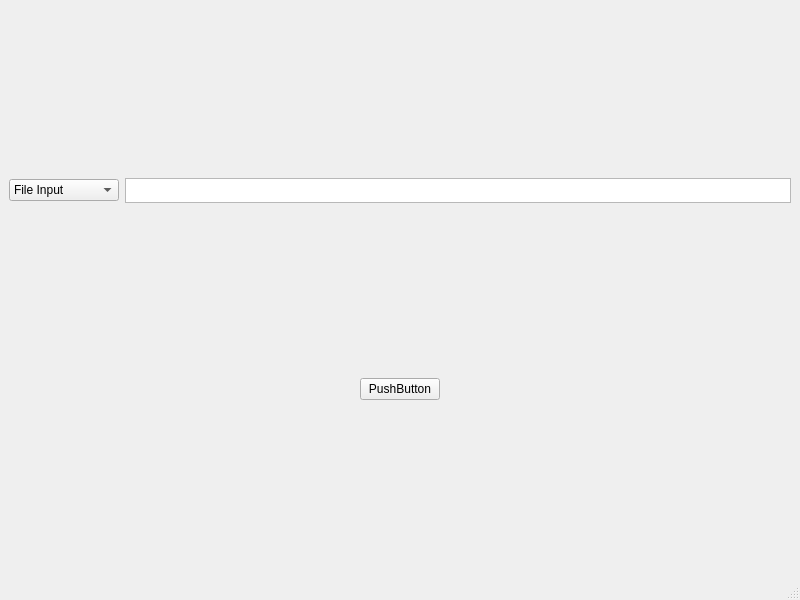
Qt form Keeper/loginwindow.ui (Levi-B4/Deadalus) before a commit.
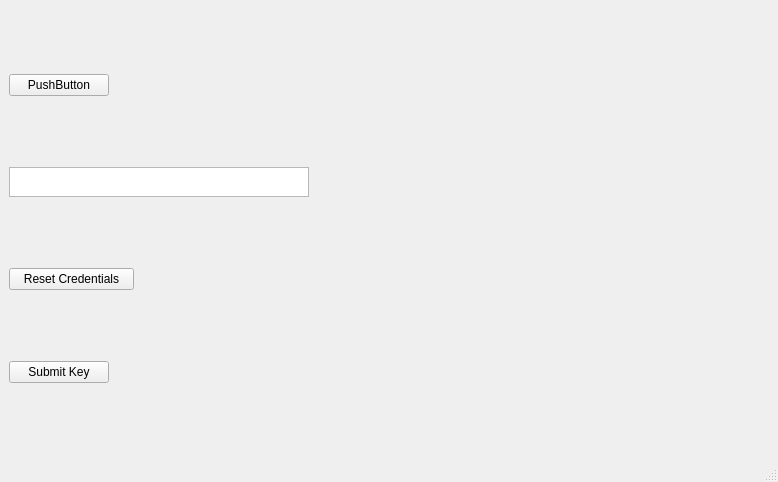
The same form after that commit.

Commit message: Added credential window, CipherTool, and implimented adding rows to Credential window

```diff
--- a/Keeper/loginwindow.ui
+++ b/Keeper/loginwindow.ui
@@ -6,8 +6,8 @@
    <rect>
     <x>0</x>
     <y>0</y>
-    <width>800</width>
-    <height>600</height>
+    <width>778</width>
+    <height>482</height>
    </rect>
   </property>
   <property name="windowTitle">
@@ -16,40 +16,60 @@
   <widget class="QWidget" name="centralwidget">
    <layout class="QVBoxLayout" name="verticalLayout">
     <item>
-     <layout class="QHBoxLayout" name="horizontalLayout">
+     <widget class="QPushButton" name="fileSelectButton">
+      <property name="maximumSize">
+       <size>
+        <width>100</width>
+        <height>16777215</height>
+       </size>
+      </property>
+      <property name="text">
+       <string>PushButton</string>
+      </property>
+     </widget>
+    </item>
       <item>
-       <widget class="QComboBox" name="comboBox">
-        <property name="minimumSize">
+     <widget class="QTextEdit" name="filePath">
+      <property name="sizePolicy">
+       <sizepolicy hsizetype="Preferred" vsizetype="Preferred">
+        <horstretch>0</horstretch>
+        <verstretch>0</verstretch>
+       </sizepolicy>
+      </property>
+      <property name="maximumSize">
          <size>
-          <width>110</width>
+        <width>300</width>
+        <height>30</height>
+       </size>
+      </property>
+      <property name="sizeIncrement">
+       <size>
+        <width>0</width>
           <height>0</height>
          </size>
         </property>
-        <item>
-         <property name="text">
-          <string>File Input</string>
-         </property>
-        </item>
-        <item>
-         <property name="text">
-          <string>Manual Input</string>
-         </property>
-        </item>
+      <property name="baseSize">
+       <size>
+        <width>200</width>
+        <height>50</height>
+       </size>
+      </property>
        </widget>
       </item>
       <item>
-       <widget class="QTextEdit" name="textEdit">
+     <widget class="QPushButton" name="resetCredentialsButton">
         <property name="maximumSize">
          <size>
-          <width>16777215</width>
-          <height>25</height>
-         </size>
-        </property>
-       </widget>
-      </item>
-     </layout>
-    </item>
-    <item alignment="Qt::AlignHCenter">
+        <width>125</width>
+        <height>16777215</height>
+       </size>
+      </property>
+      <property name="text">
+       <string>Reset Credentials</string>
+      </property>
+     </widget>
+    </item>
+    <item>
      <widget class="QPushButton" name="submitButton">
       <property name="maximumSize">
        <size>
@@ -58,7 +78,7 @@
        </size>
       </property>
       <property name="text">
-       <string>PushButton</string>
+       <string>Submit Key</string>
       </property>
      </widget>
     </item>
```
Left out of the diff: 2 changed lines with no effect on the pictures. Lines whose indentation alone changed are shown as unchanged. The commit also changes 9 other files.
